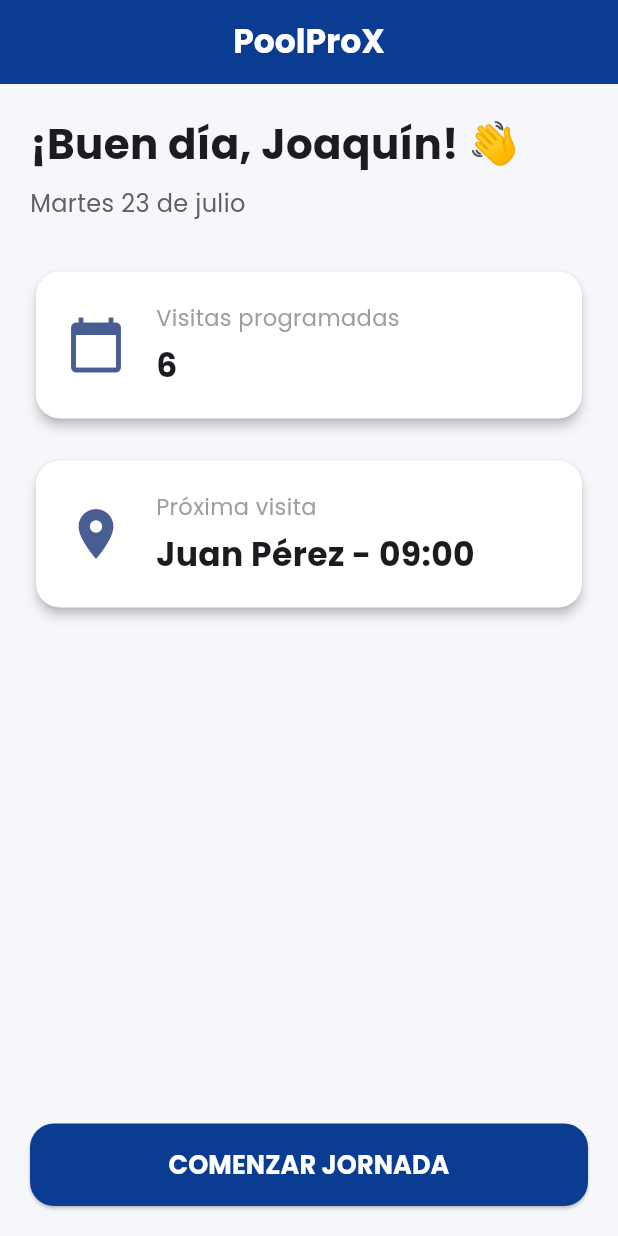
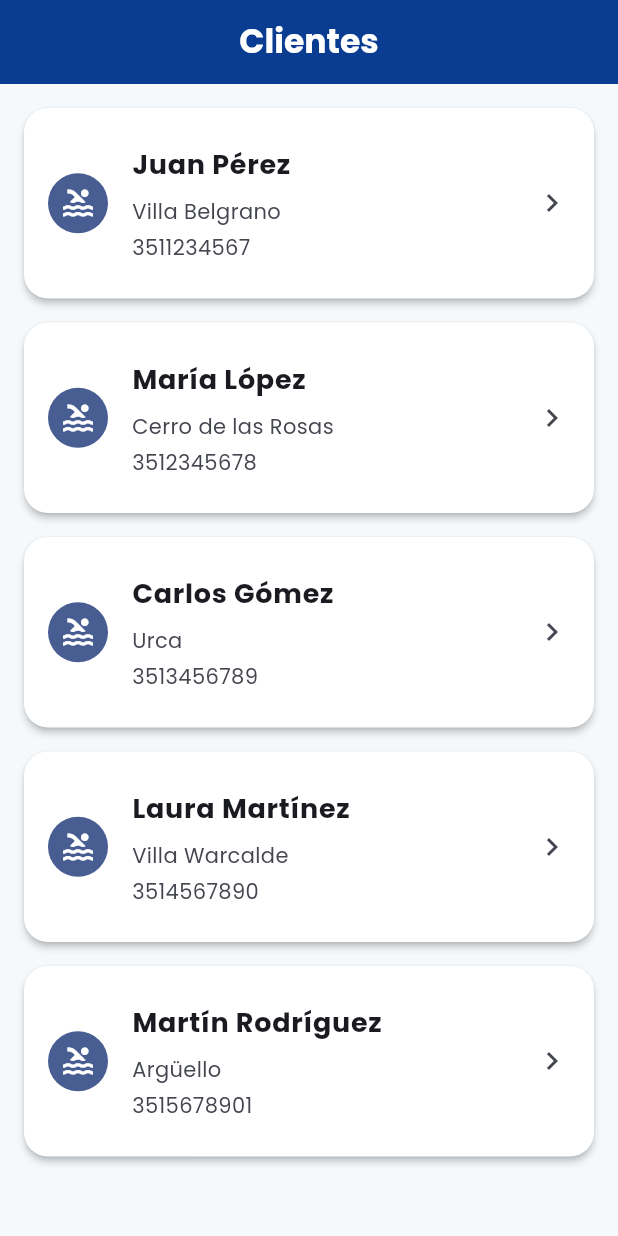
Before and after one commit to JoaquinCruz33/poolprox-app, a Flutter app: the screen it shows after launch, after a tap on "COMENZAR JORNADA", on a phone screen of 412 x 824 dp. Run offline on Flutter 3.47's test engine with Material 3 defaults, Android fonts, the phone set to English and light mode, and no system bars; our stand-ins replace go_router, google_fonts.

Commit message:
Implementa navegación principal y módulo inicial de clientes

```diff
--- /dev/null
+++ b/lib/data/mock_clients.dart
@@ -0,0 +1,67 @@
+import '../models/client.dart';
+
+final List<Client> mockClients = [
+  Client(
+    id: '1',
+    name: 'Juan Pérez',
+    phone: '3511234567',
+    address: 'Av. Recta Martinoli 2450',
+    neighborhood: 'Villa Belgrano',
+    latitude: -31.3565,
+    longitude: -64.2615,
+    poolType: 'Fibra',
+    frequency: 'Semanal',
+    monthlyPrice: 120000,
+    notes: 'La llave está debajo del macetero.',
+  ),
+  Client(
+    id: '2',
+    name: 'María López',
+    phone: '3512345678',
+    address: 'Av. Rafael Núñez 5200',
+    neighborhood: 'Cerro de las Rosas',
+    latitude: -31.3678,
+    longitude: -64.2448,
+    poolType: 'Hormigón',
+    frequency: 'Semanal',
+    monthlyPrice: 145000,
+    notes: 'Avisar antes de ingresar.',
+  ),
+  Client(
+    id: '3',
+    name: 'Carlos Gómez',
+    phone: '3513456789',
+    address: 'Laprida 3100',
+    neighborhood: 'Urca',
+    latitude: -31.3772,
+    longitude: -64.2508,
+    poolType: 'Venecitas',
+    frequency: 'Quincenal',
+    monthlyPrice: 90000,
+    notes: 'Tiene un perro en el patio.',
+  ),
+  Client(
+    id: '4',
+    name: 'Laura Martínez',
+    phone: '3514567890',
+    address: 'Gauss 4100',
+    neighborhood: 'Villa Warcalde',
+    latitude: -31.3449,
+    longitude: -64.2870,
+    poolType: 'Fibra',
+    frequency: 'Semanal',
+    monthlyPrice: 130000,
+  ),
+  Client(
+    id: '5',
+    name: 'Martín Rodríguez',
+    phone: '3515678901',
+    address: 'Luis de Tejeda 3800',
+    neighborhood: 'Argüello',
+    latitude: -31.3430,
+    longitude: -64.2820,
+    poolType: 'Hormigón',
+    frequency: 'Mensual',
+    monthlyPrice: 75000,
+  ),
+];
--- /dev/null
+++ b/lib/models/client.dart
@@ -0,0 +1,36 @@
+class Client {
+  final String id;
+
+  final String name;
+  final String phone;
+
+  final String address;
+  final String neighborhood;
+
+  final double? latitude;
+  final double? longitude;
+
+  final String poolType;
+  final String frequency;
+
+  final double monthlyPrice;
+
+  final String notes;
+
+  final bool active;
+
+  const Client({
+    required this.id,
+    required this.name,
+    required this.phone,
+    required this.address,
+    required this.neighborhood,
+    this.latitude,
+    this.longitude,
+    required this.poolType,
+    required this.frequency,
+    required this.monthlyPrice,
+    this.notes = '',
+    this.active = true,
+  });
+}
--- /dev/null
+++ b/lib/models/visit.dart
@@ -0,0 +1,45 @@
+class Visit {
+  final String id;
+  final String clientId;
+
+  final DateTime scheduledDate;
+  final DateTime? startTime;
+  final DateTime? endTime;
+
+  final String? beforePhotoPath;
+  final String? afterPhotoPath;
+
+  final bool vacuumed;
+  final bool brushed;
+  final bool leafNetUsed;
+  final bool basketCleaned;
+
+  final double? ph;
+  final double? chlorine;
+
+  final String observations;
+
+  final bool finished;
+  final bool paymentRequested;
+  final bool paid;
+
+  const Visit({
+    required this.id,
+    required this.clientId,
+    required this.scheduledDate,
+    this.startTime,
+    this.endTime,
+    this.beforePhotoPath,
+    this.afterPhotoPath,
+    this.vacuumed = false,
+    this.brushed = false,
+    this.leafNetUsed = false,
+    this.basketCleaned = false,
+    this.ph,
+    this.chlorine,
+    this.observations = '',
+    this.finished = false,
+    this.paymentRequested = false,
+    this.paid = false,
+  });
+}
--- a/lib/navigation/app_router.dart
+++ b/lib/navigation/app_router.dart
@@ -1,12 +1,19 @@
 import 'package:go_router/go_router.dart';
 
-import '../screens/home/home_screen.dart';
+import '../screens/clients/clients_screen.dart';
+import '../screens/main/main_screen.dart';
 import '../screens/splash/splash_screen.dart';
 
 final GoRouter appRouter = GoRouter(
   initialLocation: '/',
   routes: [
     GoRoute(path: '/', builder: (context, state) => const SplashScreen()),
-    GoRoute(path: '/home', builder: (context, state) => const HomeScreen()),
+
+    GoRoute(path: '/home', builder: (context, state) => const MainScreen()),
+
+    GoRoute(
+      path: '/clients',
+      builder: (context, state) => const ClientsScreen(),
+    ),
   ],
 );
--- /dev/null
+++ b/lib/screens/clients/clients_screen.dart
@@ -0,0 +1,31 @@
+import 'package:flutter/material.dart';
+
+import '../../data/mock_clients.dart';
+import '../../widgets/client_card.dart';
+
+class ClientsScreen extends StatelessWidget {
+  const ClientsScreen({super.key});
+
+  @override
+  Widget build(BuildContext context) {
+    return Scaffold(
+      appBar: AppBar(title: const Text('Clientes'), centerTitle: true),
+      body: ListView.builder(
+        padding: const EdgeInsets.all(16),
+        itemCount: mockClients.length,
+        itemBuilder: (context, index) {
+          final client = mockClients[index];
+
+          return ClientCard(
+            client: client,
+            onTap: () {
+              ScaffoldMessenger.of(context).showSnackBar(
+                SnackBar(content: Text('Seleccionaste a ${client.name}')),
+              );
+            },
+          );
+        },
+      ),
+    );
+  }
+}
--- a/lib/screens/home/home_screen.dart
+++ b/lib/screens/home/home_screen.dart
@@ -1,4 +1,5 @@
 import 'package:flutter/material.dart';
+import 'package:go_router/go_router.dart';
 
 import '../../widgets/info_card.dart';
 
@@ -9,7 +10,6 @@ class HomeScreen extends StatelessWidget {
   Widget build(BuildContext context) {
     return Scaffold(
       backgroundColor: const Color(0xFFF5F7FA),
-      appBar: AppBar(title: const Text('PoolProX'), centerTitle: true),
       body: SafeArea(
         child: Padding(
           padding: const EdgeInsets.all(20),
@@ -51,7 +51,7 @@ class HomeScreen extends StatelessWidget {
                 height: 55,
                 child: ElevatedButton(
                   onPressed: () {
-                    // En el próximo sprint iremos al Dashboard
+                    context.go('/clients');
                   },
                   child: const Text(
                     'COMENZAR JORNADA',
--- /dev/null
+++ b/lib/screens/main/main_screen.dart
@@ -0,0 +1,68 @@
+import 'package:flutter/material.dart';
+
+import '../clients/clients_screen.dart';
+import '../home/home_screen.dart';
+
+class MainScreen extends StatefulWidget {
+  const MainScreen({super.key});
+
+  @override
+  State<MainScreen> createState() => _MainScreenState();
+}
+
+class _MainScreenState extends State<MainScreen> {
+  int _currentIndex = 0;
+
+  final List<Widget> _screens = const [
+    HomeScreen(),
+    ClientsScreen(),
+    Center(child: Text('Agenda')),
+    Center(child: Text('Cobros')),
+    Center(child: Text('Configuración')),
+  ];
+
+  @override
+  Widget build(BuildContext context) {
+    return Scaffold(
+      body: _screens[_currentIndex],
+
+      bottomNavigationBar: NavigationBar(
+        selectedIndex: _currentIndex,
+
+        onDestinationSelected: (index) {
+          setState(() {
+            _currentIndex = index;
+          });
+        },
+
+        destinations: const [
+          NavigationDestination(
+            icon: Icon(Icons.home_outlined),
+            selectedIcon: Icon(Icons.home),
+            label: 'Inicio',
+          ),
+          NavigationDestination(
+            icon: Icon(Icons.people_outline),
+            selectedIcon: Icon(Icons.people),
+            label: 'Clientes',
+          ),
+          NavigationDestination(
+            icon: Icon(Icons.calendar_month_outlined),
+            selectedIcon: Icon(Icons.calendar_month),
+            label: 'Agenda',
+          ),
+          NavigationDestination(
+            icon: Icon(Icons.payments_outlined),
+            selectedIcon: Icon(Icons.payments),
+            label: 'Cobros',
+          ),
+          NavigationDestination(
+            icon: Icon(Icons.settings_outlined),
+            selectedIcon: Icon(Icons.settings),
+            label: 'Más',
+          ),
+        ],
+      ),
+    );
+  }
+}
--- /dev/null
+++ b/lib/widgets/client_card.dart
@@ -0,0 +1,43 @@
+import 'package:flutter/material.dart';
+
+import '../models/client.dart';
+
+class ClientCard extends StatelessWidget {
+  final Client client;
+  final VoidCallback? onTap;
+
+  const ClientCard({super.key, required this.client, this.onTap});
+
+  @override
+  Widget build(BuildContext context) {
+    return Card(
+      margin: const EdgeInsets.only(bottom: 16),
+      elevation: 2,
+      shape: RoundedRectangleBorder(borderRadius: BorderRadius.circular(16)),
+      child: ListTile(
+        onTap: onTap,
+        contentPadding: const EdgeInsets.all(16),
+        leading: CircleAvatar(
+          backgroundColor: Theme.of(context).primaryColor,
+          child: const Icon(Icons.pool, color: Colors.white),
+        ),
+        title: Text(
+          client.name,
+          style: const TextStyle(fontWeight: FontWeight.bold, fontSize: 18),
+        ),
+        subtitle: Padding(
+          padding: const EdgeInsets.only(top: 8),
+          child: Column(
+            crossAxisAlignment: CrossAxisAlignment.start,
+            children: [
+              Text(client.neighborhood),
+              const SizedBox(height: 4),
+              Text(client.phone),
+            ],
+          ),
+        ),
+        trailing: const Icon(Icons.chevron_right),
+      ),
+    );
+  }
+}
```
Also changed, not shown: lib/models/payment.dart (added), lib/models/product.dart (added), lib/screens/clients/client_detail_screen.dart (added).
